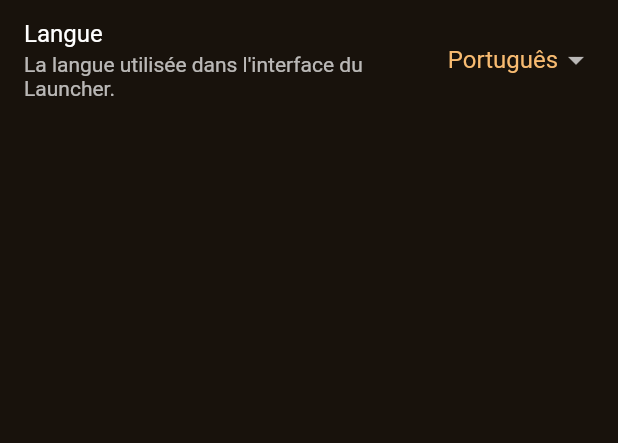
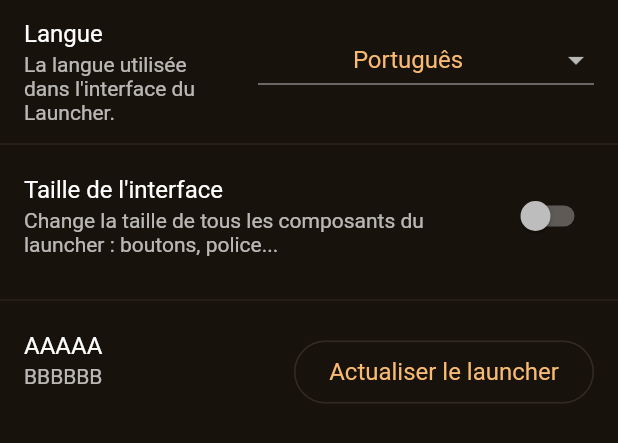
Before and after one commit to Syke8/ankama_launcher, a Flutter app: the SettingsGeneralView widget shown alone on an empty page, opened directly, on a phone screen of 412 x 824 dp. Shown: the top 443 px of the screen. Run offline on Flutter 3.47's test engine with Material 2 defaults, Android fonts, the phone set to English and light mode, and no system bars; our stand-ins replace community_material_icon, flutter_riverpod; missing offline and left inert: bitsdojo_window; generated files the repository leaves out were written again; network calls fail.

Commit message:
prototype settings tile done

```diff
--- a/lib/theme.dart
+++ b/lib/theme.dart
@@ -68,5 +68,21 @@ class AppTheme {
             shape: const StadiumBorder(),
           ),
         ),
+        switchTheme: SwitchThemeData(
+          thumbColor: MaterialStateProperty.resolveWith((states) {
+            if (states.contains(MaterialState.selected)) {
+              return scheme.primary;
+            }
+
+            return null;
+          }),
+          trackColor: MaterialStateProperty.resolveWith((states) {
+            if (states.contains(MaterialState.selected)) {
+              return scheme.primary.withOpacity(0.5);
+            }
+
+            return null;
+          }),
+        ),
       );
 }
--- a/lib/views/settings_overlay/setting_tile.dart
+++ b/lib/views/settings_overlay/setting_tile.dart
@@ -1,6 +1,6 @@
 import 'dart:collection';
 
-enum SettingTileType { dropdown, checkbox, button }
+enum SettingTileType { dropdown, switchBox, button }
 
 abstract class SettingTile {
   const SettingTile({
@@ -28,15 +28,18 @@ class DropdownSettingTile extends SettingTile {
   final HashSet<String> options;
 }
 
-class CheckboxSettingTile extends SettingTile {
-  const CheckboxSettingTile({
+class SwitchSettingTile extends SettingTile {
+  const SwitchSettingTile({
     required String title,
     required String description,
+    required this.state,
   }) : super(
           title: title,
           description: description,
-          type: SettingTileType.checkbox,
+          type: SettingTileType.switchBox,
         );
+
+  final bool state;
 }
 
 class ButtonSettingTile extends SettingTile {
--- a/lib/views/settings_overlay/settings_dialog.dart
+++ b/lib/views/settings_overlay/settings_dialog.dart
@@ -161,7 +161,7 @@ class _SettingsMenuState extends State<_SettingsMenu> {
                     color: Theme.of(context).colorScheme.primary.withOpacity(0.2),
                   ),
                   constraints: const BoxConstraints.expand(),
-                  padding: const EdgeInsets.all(32.0),
+                  padding: const EdgeInsets.all(40.0),
                   child: PageTransitionSwitcher(
                     transitionBuilder: (child, primaryAnimation, secondaryAnimation) {
                       return SharedAxisTransition(
--- a/lib/views/settings_overlay/settings_general_view.dart
+++ b/lib/views/settings_overlay/settings_general_view.dart
@@ -2,6 +2,8 @@ import 'dart:collection';
 
 import 'package:ankama_launcher/views/settings_overlay/setting_tile.dart';
 import 'package:flutter/material.dart';
+
+const _kTrailingWidth = 200.0;
 
 class SettingsGeneralView extends StatelessWidget {
   SettingsGeneralView({Key? key}) : super(key: key);
@@ -17,6 +19,17 @@ class SettingsGeneralView extends StatelessWidget {
           'Français',
           'Português',
         ]),
+      ),
+      const SwitchSettingTile(
+        title: "Taille de l'interface",
+        description: 'Change la taille de tous les composants du launcher : boutons, police...',
+        state: false,
+      ),
+      ButtonSettingTile(
+        title: 'AAAAA',
+        description: 'BBBBBB',
+        onPressed: () {},
+        label: 'Actualiser le launcher',
       ),
     ],
     growable: false,
@@ -34,11 +47,68 @@ class SettingsGeneralView extends StatelessWidget {
           isThreeLine: true,
           trailing: tile.type == SettingTileType.dropdown
               ? _DropdownTrailing(options: (tile as DropdownSettingTile).options)
+              : tile.type == SettingTileType.switchBox
+                  ? _SwitchTrailing(state: (tile as SwitchSettingTile).state)
+                  : tile.type == SettingTileType.button
+                      ? _TrailingButton(
+                          onPressed: (tile as ButtonSettingTile).onPressed,
+                          label: (tile as ButtonSettingTile).label,
+                        )
                       : const SizedBox(),
         );
       },
       separatorBuilder: (context, index) => const Divider(),
       itemCount: tiles.length,
+    );
+  }
+}
+
+class _TrailingButton extends StatelessWidget {
+  const _TrailingButton({
+    Key? key,
+    required this.onPressed,
+    required this.label,
+  }) : super(key: key);
+
+  final void Function() onPressed;
+  final String label;
+
+  @override
+  Widget build(BuildContext context) {
+    return ConstrainedBox(
+      constraints: const BoxConstraints.tightFor(width: _kTrailingWidth),
+      child: OutlinedButton(
+        onPressed: onPressed,
+        child: Text(label),
+      ),
+    );
+  }
+}
+
+class _SwitchTrailing extends StatefulWidget {
+  const _SwitchTrailing({
+    Key? key,
+    required this.state,
+  }) : super(key: key);
+
+  final bool state;
+
+  @override
+  State<StatefulWidget> createState() => _SwitchTrailingState();
+}
+
+class _SwitchTrailingState extends State<_SwitchTrailing> {
+  late bool switchState = widget.state;
+
+  @override
+  Widget build(BuildContext context) {
+    return Switch(
+      value: switchState,
+      onChanged: (state) {
+        setState(() {
+          switchState = state;
+        });
+      },
     );
   }
 }
@@ -60,18 +130,25 @@ class _DropdownTrailingState extends State<_DropdownTrailing> {
 
   @override
   Widget build(BuildContext context) {
-    return DropdownButtonHideUnderline(
+    return ConstrainedBox(
+      constraints: const BoxConstraints(minWidth: _kTrailingWidth),
       child: DropdownButton(
+        borderRadius: BorderRadius.circular(16.0),
         dropdownColor: Theme.of(context).colorScheme.background,
         value: dropdownValue,
         items: widget.options
             .map((option) => DropdownMenuItem(
                   value: option,
+                  child: ConstrainedBox(
+                    constraints: const BoxConstraints(minWidth: _kTrailingWidth),
+                    child: Center(
                       child: Text(
                         option,
                         style: TextStyle(
                           color: Theme.of(context).colorScheme.primary,
                           overflow: TextOverflow.fade,
+                        ),
+                      ),
                     ),
                   ),
                 ))
```
Lines whose indentation alone changed are shown as unchanged.
